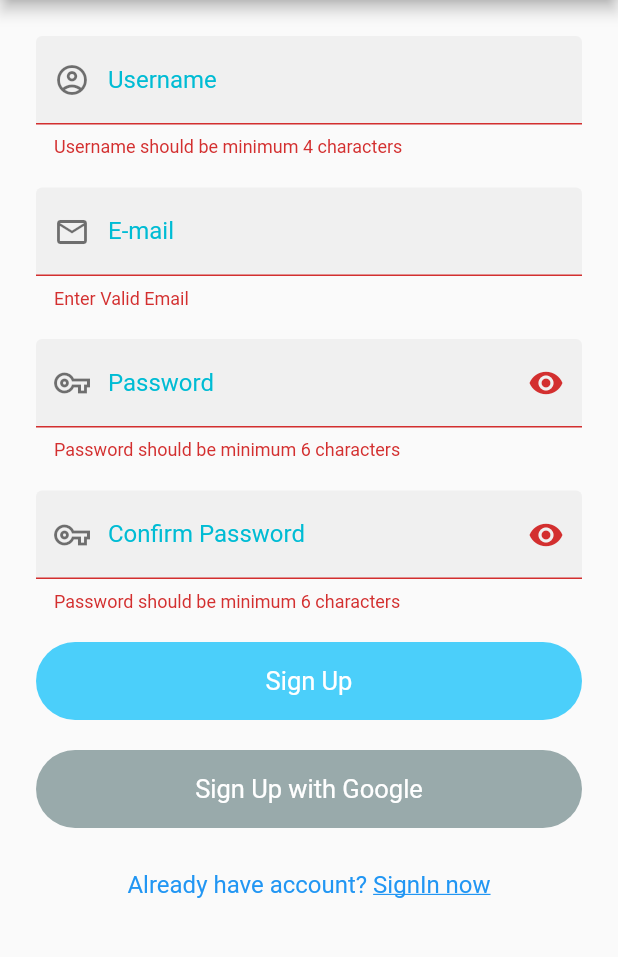
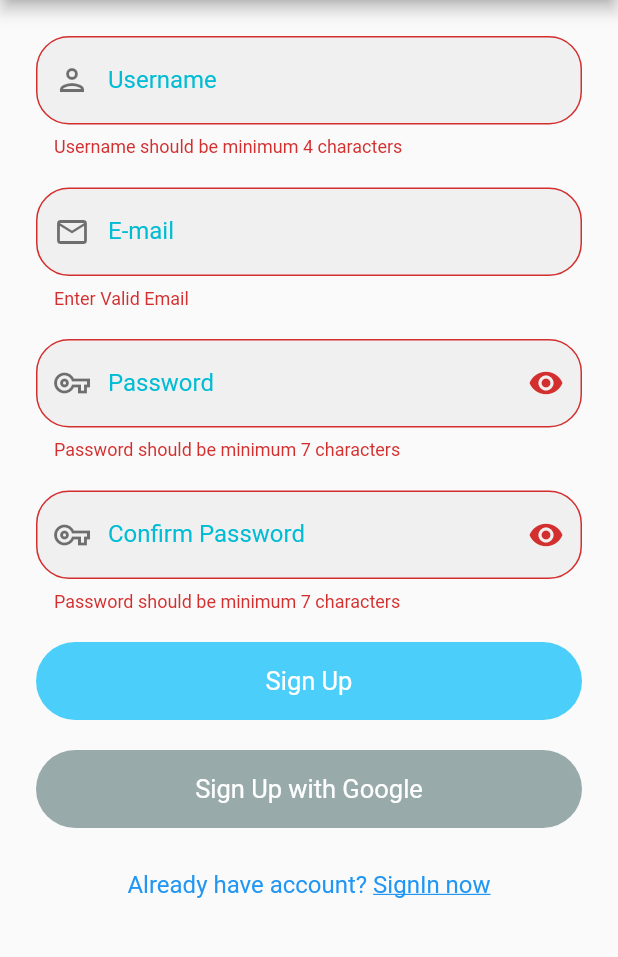
Before and after one commit to singhsduos/Chat_App, a Flutter app: the SignUp screen opened directly with empty values, after a tap on "Sign Up", on a phone screen of 412 x 824 dp, the part 84-1041 px from its top. Run offline on Flutter 3.47's test engine with Material 2 defaults, Android fonts, the phone set to English and light mode, and no system bars; our stand-ins replace cloud_firestore, firebase_auth, firebase_core, google_sign_in, shared_preferences; accounts and stored records are empty.

Commit message:
password field updated

```diff
--- a/lib/Views/signUp.dart
+++ b/lib/Views/signUp.dart
@@ -103,23 +103,27 @@ class _SignUpState extends State<SignUp> {
                 child: Form(
                   key: formKey,
                   child: Column(
+
                     children: <Widget>[
                       TextFormField(
-                        validator: (val) {
-                          return val.isEmpty || val.length < 3
-                              ? 'Username should be minimum 4 characters'
-                              : null;
+                        validator: (value) => value.isEmpty || value.length < 4
+                            ? 'Username should be minimum 4 characters'
+                            : null,
+                        onSaved: (value) {
+                          setState(() {
+                            value;
+                          });
                         },
                         controller: userNameTextEditingController,
                         style: TextStyle(color: Colors.cyan),
                         decoration: InputDecoration(
                           prefixIcon: Container(
                             child: Icon(
-                              Icons.account_circle_outlined,
+                              Icons.person_outlined,
                               color: Colors.black54,
                             ),
                           ),
-                          focusedBorder: OutlineInputBorder(
+                          focusedBorder: const OutlineInputBorder(
                               borderRadius:
                                   BorderRadius.all(Radius.circular(22.0)),
                               borderSide:
@@ -129,6 +133,11 @@ class _SignUpState extends State<SignUp> {
                                 BorderRadius.all(Radius.circular(22.0)),
                             borderSide: BorderSide(color: Colors.cyan),
                           ),
+                          border: const OutlineInputBorder(
+                              borderRadius:
+                                  BorderRadius.all(Radius.circular(22.0)),
+                              borderSide:
+                                  BorderSide(color: Colors.cyan, width: 2)),
                           hintText: 'Enter Username',
                           labelText: 'Username',
                           filled: true,
@@ -146,6 +155,11 @@ class _SignUpState extends State<SignUp> {
                                   .hasMatch(val)
                               ? null
                               : 'Enter Valid Email';
+                        },
+                        onSaved: (value) {
+                          setState(() {
+                            value;
+                          });
                         },
                         controller: emailTextEditingController,
                         style: TextStyle(color: Colors.cyan),
@@ -166,6 +180,11 @@ class _SignUpState extends State<SignUp> {
                                 BorderRadius.all(Radius.circular(22.0)),
                             borderSide: BorderSide(color: Colors.cyan),
                           ),
+                          border: const OutlineInputBorder(
+                              borderRadius:
+                                  BorderRadius.all(Radius.circular(22.0)),
+                              borderSide:
+                                  BorderSide(color: Colors.cyan, width: 2)),
                           hintText: 'Enter E-mail',
                           labelText: 'E-mail',
                           filled: true,
@@ -178,13 +197,14 @@ class _SignUpState extends State<SignUp> {
                       ),
                       TextFormField(
                         controller: _pass,
-                        validator: (val) {
-                          // return val.length > 5
-                          //     ? null
-                          //     : "Password should be minimum 6 characters";
-                          if (val.isEmpty)
-                            return 'Password should be minimum 6 characters';
-                          return null;
+
+                        validator: (value) => value.isEmpty || value.length < 7
+                            ? 'Password should be minimum 7 characters'
+                            : null,
+                        onSaved: (value) {
+                          setState(() {
+                            value;
+                          });
                         },
                         // controller: passwordTextEditingController,
                         obscureText: _obscureText,
@@ -218,6 +238,11 @@ class _SignUpState extends State<SignUp> {
                                 BorderRadius.all(Radius.circular(22.0)),
                             borderSide: BorderSide(color: Colors.cyan),
                           ),
+                          border: const OutlineInputBorder(
+                              borderRadius:
+                                  BorderRadius.all(Radius.circular(22.0)),
+                              borderSide:
+                                  BorderSide(color: Colors.cyan, width: 2)),
                           hintText: 'Enter Password',
                           labelText: 'Password',
                           filled: true,
@@ -230,14 +255,18 @@ class _SignUpState extends State<SignUp> {
                       ),
                       TextFormField(
                         controller: _confirmPass,
-                        validator: (val) {
-                          // return val.length > 5
-                          //     ? null
-                          //     : "Password should be minimum 6 characters";
-                          if (val.isEmpty)
-                            return 'Password should be minimum 6 characters';
-                          if (val != _pass.text) return 'Unmatch Password';
+                        validator: (String value) {
+                          if (value.isEmpty || value.length < 7)
+                            return 'Password should be minimum 7 characters';
+                          if (value != _pass.text) {
+                            return 'Unmatch Password';
+                          }
                           return null;
+                        },
+                        onSaved: (value) {
+                          setState(() {
+                            value;
+                          });
                         },
                         // controller: passwordTextEditingController,
                         obscureText: _obscureText,
@@ -271,6 +300,11 @@ class _SignUpState extends State<SignUp> {
                                 BorderRadius.all(Radius.circular(22.0)),
                             borderSide: BorderSide(color: Colors.cyan),
                           ),
+                          border: const OutlineInputBorder(
+                              borderRadius:
+                                  BorderRadius.all(Radius.circular(22.0)),
+                              borderSide:
+                                  BorderSide(color: Colors.cyan, width: 2)),
                           hintText: 'Retype Password',
                           labelText: 'Confirm Password',
                           filled: true,
```
Also changed, not shown: lib/Views/signIn.dart (+10 -0 lines), lib/Views/conversationScreen.dart (indentation only).
